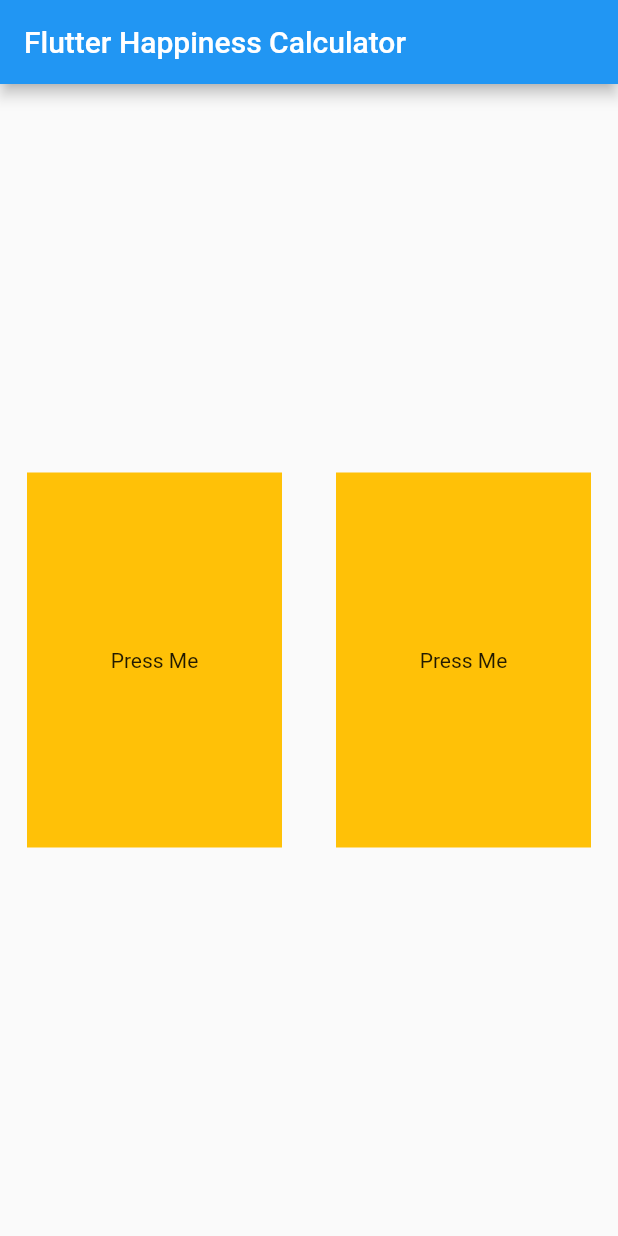
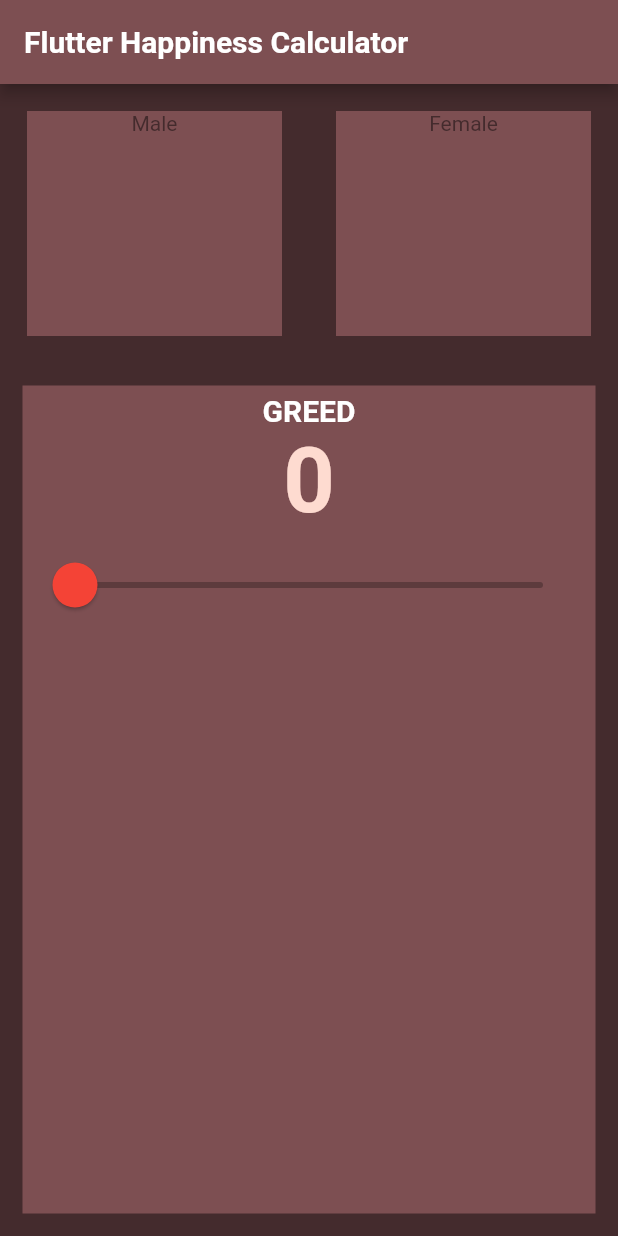
Before and after one commit to sanjibsinha/happiness_calculator, a Flutter app: the screen it shows after launch, on a phone screen of 412 x 824 dp. Run offline on Flutter 3.47's test engine with Material 2 defaults, Android fonts, the phone set to English and light mode, and no system bars; our stand-ins replace font_awesome_flutter, google_fonts; Roboto replaces fonts that are missing (Laila, Langar, Rubik).

Commit message:
First to this branch

```diff
--- /dev/null
+++ b/lib/model/happ_theme.dart
@@ -0,0 +1,134 @@
+import 'package:flutter/material.dart';
+import 'package:google_fonts/google_fonts.dart';
+
+/// In a custom theme page we have described color and fonts
+/// We may add more custom theme-features later
+///
+
+class HappyTheme {
+  static const Color primaryColor = Color(0xFF409B25);
+  static const Color scaffoldBackgroundColor = Color(0xFF2C6F2E);
+  static const Color appBarBackgroundColor = Color(0xFF2C6F2E);
+  static const Color boxDecorationColor = Color(0xFFC5DA28);
+  static const Color elevatedButtonPrimaryColor = Color(0xFF3C9415);
+  static const Color dividerColor = Color(0xFFD9DB26);
+  static const correctAnswerColor = Color(0xFFFACAFA);
+  static const questionTextColor = Color(0xFFF8E1F8);
+  static const answerColor = Color(0xFFFFFFFF);
+
+  static TextStyle answerStyle = GoogleFonts.langar(
+    textStyle: const TextStyle(
+      color: HappyTheme.answerColor,
+      fontSize: 20.0,
+      fontWeight: FontWeight.bold,
+    ),
+  );
+
+  static TextStyle greedStyle = GoogleFonts.laila(
+    textStyle: const TextStyle(
+      color: HappyTheme.shrinePink100,
+      fontSize: 60.0,
+      fontWeight: FontWeight.bold,
+    ),
+  );
+
+  static TextStyle questionStyle = GoogleFonts.laila(
+    textStyle: const TextStyle(
+      color: HappyTheme.shrineBrown600,
+      fontSize: 30.0,
+      fontWeight: FontWeight.bold,
+    ),
+  );
+
+  static TextStyle appbarStyle = GoogleFonts.salsa(
+    textStyle: const TextStyle(
+      color: HappyTheme.shrineBrown600,
+      fontSize: 20.0,
+      fontWeight: FontWeight.bold,
+    ),
+  );
+
+  ThemeData _buildShrineTheme() {
+    final ThemeData base = ThemeData.light();
+    return base.copyWith(
+      colorScheme: _shrineColorScheme,
+      toggleableActiveColor: shrinePink400,
+      primaryColor: shrinePink100,
+      primaryColorLight: shrinePink100,
+      scaffoldBackgroundColor: shrineBackgroundWhite,
+      cardColor: shrineBackgroundWhite,
+      textSelectionTheme:
+          const TextSelectionThemeData(selectionColor: shrinePink100),
+      errorColor: shrineErrorRed,
+      buttonTheme: ButtonThemeData(
+        colorScheme: _shrineColorScheme.copyWith(primary: shrinePink400),
+        textTheme: ButtonTextTheme.normal,
+      ),
+      primaryIconTheme: _customIconTheme(base.iconTheme),
+      textTheme: _buildShrineTextTheme(base.textTheme),
+      primaryTextTheme: _buildShrineTextTheme(base.primaryTextTheme),
+      iconTheme: _customIconTheme(base.iconTheme),
+    );
+  }
+
+  ThemeData buildTheme() {
+    return _buildShrineTheme();
+  }
+
+  IconThemeData _customIconTheme(IconThemeData original) {
+    return original.copyWith(color: shrineBrown900);
+  }
+
+  TextTheme _buildShrineTextTheme(TextTheme base) {
+    return base
+        .copyWith(
+          caption: base.caption!.copyWith(
+            fontWeight: FontWeight.w400,
+            fontSize: 14,
+            letterSpacing: defaultLetterSpacing,
+          ),
+          button: base.button!.copyWith(
+            fontWeight: FontWeight.w500,
+            fontSize: 14,
+            letterSpacing: defaultLetterSpacing,
+          ),
+        )
+        .apply(
+          fontFamily: 'Rubik',
+          displayColor: shrineBrown900,
+          bodyColor: shrineBrown900,
+        );
+  }
+
+  static const ColorScheme _shrineColorScheme = ColorScheme(
+    primary: shrinePink100,
+    secondary: shrinePink50,
+    surface: shrineSurfaceWhite,
+    background: shrineBackgroundWhite,
+    error: shrineErrorRed,
+    onPrimary: shrineBrown900,
+    onSecondary: shrineBrown900,
+    onSurface: shrineBrown900,
+    onBackground: shrineBrown900,
+    onError: shrineSurfaceWhite,
+    brightness: Brightness.light,
+  );
+
+  static const Color activeCoor = Color(0xFFEAA4A4);
+  static const Color inactiveCoor = Color(0xFF7D4F52);
+
+  static const Color shrinePink50 = Color(0xFFFEEAE6);
+  static const Color shrinePink100 = Color(0xFFFEDBD0);
+  static const Color shrinePink300 = Color(0xFFFBB8AC);
+  static const Color shrinePink400 = Color(0xFFEAA4A4);
+
+  static const Color shrineBrown900 = Color(0xFF442B2D);
+  static const Color shrineBrown600 = Color(0xFF7D4F52);
+
+  static const Color shrineErrorRed = Color(0xFFC5032B);
+
+  static const Color shrineSurfaceWhite = Color(0xFFFFFBFA);
+  static const Color shrineBackgroundWhite = Colors.white;
+
+  static const defaultLetterSpacing = 0.03;
+}
--- a/lib/view/happiness_app.dart
+++ b/lib/view/happiness_app.dart
@@ -1,6 +1,9 @@
 import 'package:flutter/material.dart';
+import 'package:happiness_calculator/model/happ_theme.dart';
 
 import 'happiness_home_page.dart';
+
+HappyTheme happyTheme = HappyTheme();
 
 class HappinessApp extends StatelessWidget {
   const HappinessApp({Key? key}) : super(key: key);
@@ -10,9 +13,7 @@ class HappinessApp extends StatelessWidget {
   Widget build(BuildContext context) {
     return MaterialApp(
       title: 'Flutter Demo',
-      theme: ThemeData(
-        primarySwatch: Colors.blue,
-      ),
+      theme: happyTheme.buildTheme(),
       home: const HappinessHomePage(title: 'Flutter Happiness Calculator'),
     );
   }
--- a/lib/view/happiness_home_page.dart
+++ b/lib/view/happiness_home_page.dart
@@ -1,5 +1,7 @@
 import 'package:flutter/material.dart';
 
+import 'package:font_awesome_flutter/font_awesome_flutter.dart';
+import '../model/happ_theme.dart';
 import '../model/constants.dart';
 import '../model/container_color.dart';
 
@@ -17,12 +19,18 @@ class HappinessHomePage extends StatefulWidget {
 
 class _HappinessHomePageState extends State<HappinessHomePage> {
   ContainerColor? selectedContainer;
+  int height = 0;
 
   @override
   Widget build(BuildContext context) {
     return Scaffold(
+      backgroundColor: HappyTheme.shrineBrown900,
       appBar: AppBar(
-        title: Text(widget.title),
+        title: Text(
+          widget.title,
+          style: HappyTheme.answerStyle,
+        ),
+        backgroundColor: HappyTheme.shrineBrown600,
       ),
       body: Center(
         child: Column(
@@ -30,9 +38,73 @@ class _HappinessHomePageState extends State<HappinessHomePage> {
           children: <Widget>[
             Row(
               children: [
-                expandEnum(ContainerColor.first),
-                expandEnum(ContainerColor.second),
+                expandEnum(
+                  ContainerColor.first,
+                  'Male',
+                ),
+                expandEnum(
+                  ContainerColor.second,
+                  'Female',
+                ),
               ],
+            ),
+            Expanded(
+              child: Container(
+                margin: const EdgeInsets.all(15.0),
+                alignment: Alignment.center,
+                color: HappyTheme.shrineBrown600,
+                width: double.infinity,
+                child: Column(
+                  children: [
+                    Container(
+                      padding: const EdgeInsets.only(
+                        top: 5.0,
+                      ),
+                      child: Text(
+                        'GREED',
+                        style: HappyTheme.answerStyle,
+                      ),
+                    ),
+                    Row(
+                      mainAxisAlignment: MainAxisAlignment.center,
+                      crossAxisAlignment: CrossAxisAlignment.baseline,
+                      textBaseline: TextBaseline.alphabetic,
+                      children: [
+                        Text(
+                          height.toString(),
+                          style: HappyTheme.greedStyle,
+                        ),
+                      ],
+                    ),
+                    SliderTheme(
+                      data: SliderTheme.of(context).copyWith(
+                        inactiveTrackColor: HappyTheme.shrinePink50,
+                        activeTrackColor: HappyTheme.shrineBackgroundWhite,
+                        thumbColor: HappyTheme.shrineErrorRed,
+                        overlayColor: HappyTheme.shrinePink50,
+                        thumbShape: const RoundSliderThumbShape(
+                          enabledThumbRadius: 15.0,
+                        ),
+                        overlayShape: const RoundSliderOverlayShape(
+                          overlayRadius: 35.0,
+                        ),
+                      ),
+                      child: Slider(
+                        value: height.toDouble(),
+                        min: 0.0,
+                        max: 100.0,
+                        activeColor: activeColor,
+                        inactiveColor: Colors.black26,
+                        onChanged: (double newValue) {
+                          setState(() {
+                            height = newValue.round();
+                          });
+                        },
+                      ),
+                    ),
+                  ],
+                ),
+              ),
             ),
           ],
         ),
@@ -40,7 +112,7 @@ class _HappinessHomePageState extends State<HappinessHomePage> {
     );
   }
 
-  Expanded expandEnum(ContainerColor? containerColor) {
+  Expanded expandEnum(ContainerColor? containerColor, String gender) {
     return Expanded(
       child: Padding(
         padding: const EdgeInsets.all(18.0),
@@ -53,11 +125,15 @@ class _HappinessHomePageState extends State<HappinessHomePage> {
           child: Container(
             alignment: Alignment.center,
             color: selectedContainer == containerColor
-                ? activeColor
-                : inactiveColor,
-            width: 250.0,
-            height: 250.0,
-            child: const Text('Press Me'),
+                ? HappyTheme.activeCoor
+                : HappyTheme.inactiveCoor,
+            width: 150.0,
+            height: 150.0,
+            child: Column(
+              children: [
+                Text(gender),
+              ],
+            ),
           ),
         ),
       ),
--- a/pubspec.yaml
+++ b/pubspec.yaml
@@ -38,6 +38,9 @@ dependencies:
 dev_dependencies:
   flutter_test:
     sdk: flutter
+
+  google_fonts: ^2.3.1
+  font_awesome_flutter: ^10.0.0
 
   # The "flutter_lints" package below contains a set of recommended lints to
   # encourage good coding practices. The lint set provided by the package is
```
Also changed, not shown: pubspec.lock.
